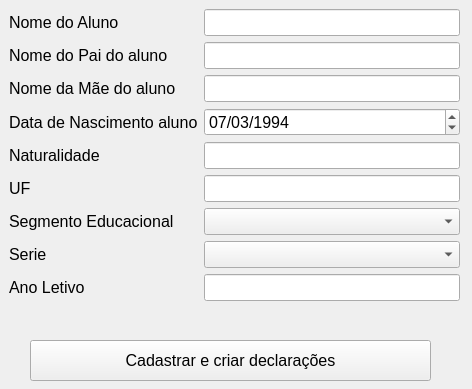
andersonferreira1277/Exerc-cios-de-P1-e-LP1, file GeradorDeDocumentos/view/cadastro.ui: the form before one commit.
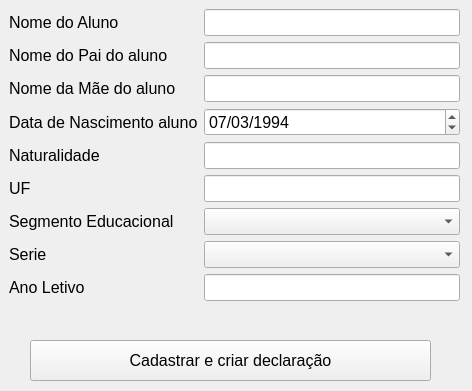
The form after the commit.

Commit message: Correção de bugs. Implementação dos ComboBox.

What changed in the file:
```diff
--- a/GeradorDeDocumentos/view/cadastro.ui
+++ b/GeradorDeDocumentos/view/cadastro.ui
@@ -7,7 +7,7 @@
     <x>0</x>
     <y>0</y>
     <width>472</width>
-    <height>389</height>
+    <height>391</height>
    </rect>
   </property>
   <property name="windowTitle">
@@ -19,7 +19,7 @@
      <x>9</x>
      <y>9</y>
      <width>451</width>
-     <height>311</height>
+     <height>350</height>
     </rect>
    </property>
    <property name="font">
@@ -267,7 +267,7 @@
     </font>
    </property>
    <property name="text">
-    <string>Cadastrar e criar declarações</string>
+    <string>Cadastrar e criar declaração</string>
    </property>
   </widget>
  </widget>
```
The commit also changes 4 other files.
